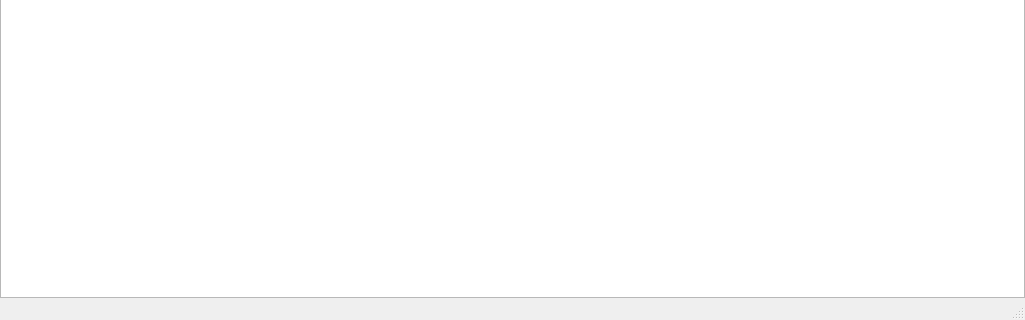
The window that examples/FileManager/MainWindow.ui (rbbrnc/krbkACD) describes before a commit, drawn with Qt 5; both pictures show x 0 to 1025 and y 313 to 633 of the 1025 by 633 pixel window.
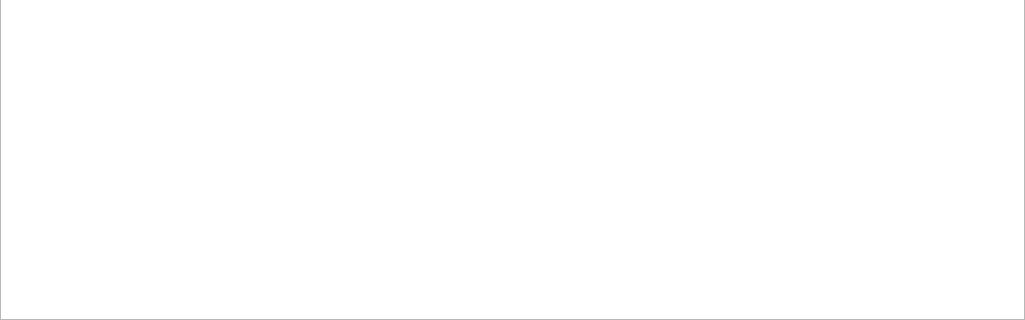
The same window after the commit. Custom widgets are drawn as their Qt base class.

```diff
--- a/examples/FileManager/MainWindow.ui
+++ b/examples/FileManager/MainWindow.ui
@@ -89,7 +89,6 @@
    <addaction name="menuView_2"/>
    <addaction name="menuMetadata"/>
   </widget>
-  <widget class="QStatusBar" name="statusbar"/>
   <action name="actionQuit">
    <property name="text">
     <string>Quit</string>
```
